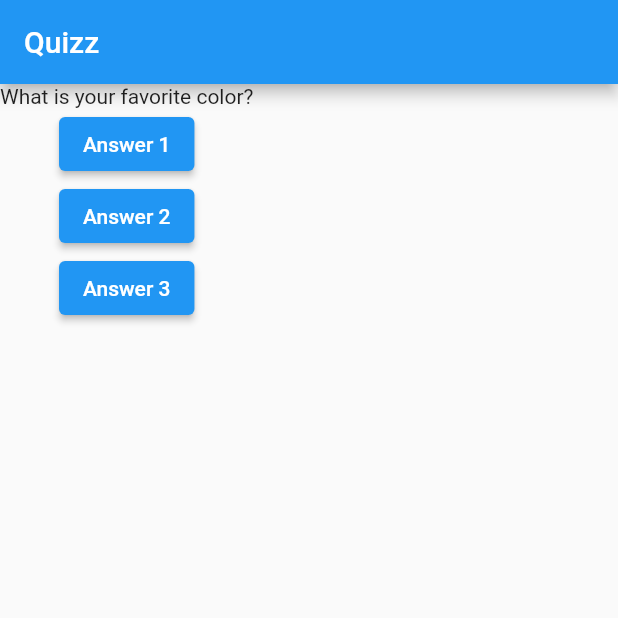
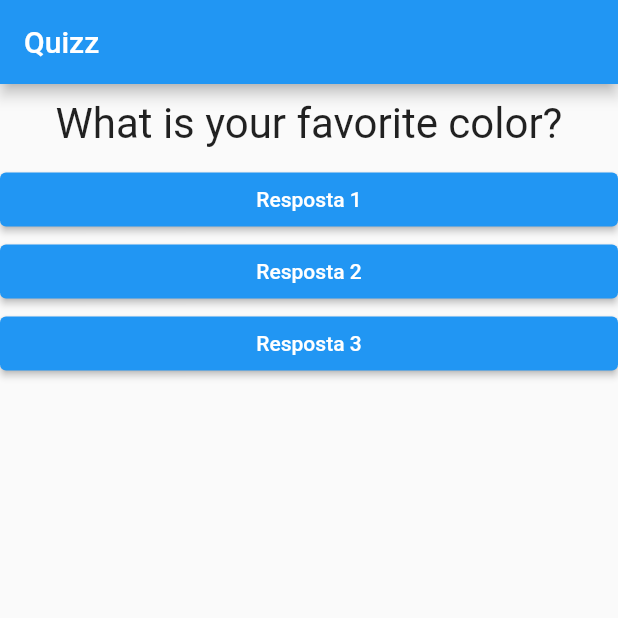
Before and after one commit to GabrielFdoVal/projteto_perguntas, a Flutter app: the screen it shows after launch, on a phone screen of 412 x 824 dp, the top half of it. Run offline on Flutter 3.47's test engine with Material 2 defaults, Android fonts, the phone set to English and light mode, and no system bars.

Commit message:
Created the Awnser class that is responsable to generate the awnser buttons.

```diff
--- /dev/null
+++ b/lib/awnser.dart
@@ -0,0 +1,22 @@
+import 'package:flutter/material.dart';
+
+class Awnser extends StatelessWidget {
+  final String text;
+  final void Function() _awnser;
+
+  Awnser(this.text, this._awnser);
+
+  Widget build(BuildContext build) {
+    return Container(
+      width: double.infinity,
+      child: ElevatedButton(
+        style: ElevatedButton.styleFrom(
+          primary: Colors.blue,
+          onPrimary: Colors.white,
+        ),
+        child: Text(text),
+        onPressed: _awnser,
+      ),
+    );
+  }
+}
--- a/lib/main.dart
+++ b/lib/main.dart
@@ -1,5 +1,7 @@
-import 'package:flutter/cupertino.dart';
 import 'package:flutter/material.dart';
+import 'package:projeto_perguntas/awnser.dart';
+import './question.dart';
+import './awnser.dart';
 
 main() {
   runApp(PerguntaApp());
@@ -29,19 +31,10 @@ class _PerguntaAppState extends State<PerguntaApp> {
         ),
         body: Column(
           children: <Widget>[
-            Text(questions[_selected_answer]),
-            ElevatedButton(
-              child: Text("Answer 1"),
-              onPressed: _answer,
-            ),
-            ElevatedButton(
-              child: Text("Answer 2"),
-              onPressed: _answer,
-            ),
-            ElevatedButton(
-              child: Text("Answer 3"),
-              onPressed: _answer,
-            ),
+            Question(questions[_selected_answer]),
+            Awnser("Resposta 1", _answer),
+            Awnser("Resposta 2", _answer),
+            Awnser("Resposta 3", _answer),
           ],
         ),
       ),
--- /dev/null
+++ b/lib/question.dart
@@ -0,0 +1,17 @@
+import 'package:flutter/material.dart';
+
+class Question extends StatelessWidget {
+  final String text;
+
+  Question(this.text);
+
+  @override
+  Widget build(BuildContext context) {
+    return Container(
+      width: double.infinity,
+      margin: EdgeInsets.all(10),
+      child: Text(text,
+          style: TextStyle(fontSize: 28), textAlign: TextAlign.center),
+    );
+  }
+}
```
